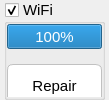
argenortega/AUI, file aui/gui/robot/internal/ui/wifi.ui: the form before one commit.
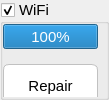
The form after the commit. Custom widgets are drawn as their Qt base class.

Diff of the .ui file:
```diff
--- a/aui/gui/robot/internal/ui/wifi.ui
+++ b/aui/gui/robot/internal/ui/wifi.ui
@@ -35,7 +35,7 @@
    <item>
     <widget class="QGroupBox" name="wifiLevel">
      <property name="sizePolicy">
-      <sizepolicy hsizetype="Maximum" vsizetype="Preferred">
+      <sizepolicy hsizetype="MinimumExpanding" vsizetype="Preferred">
        <horstretch>0</horstretch>
        <verstretch>0</verstretch>
       </sizepolicy>
```
